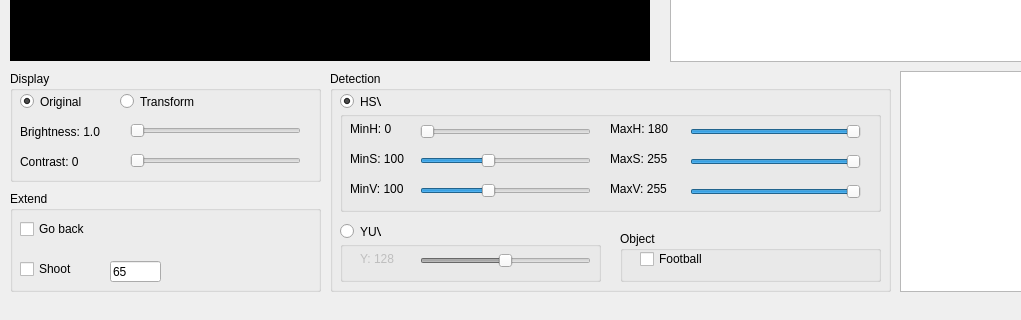
This is QT-ColorSegmentation/VideoArea.ui in LejuRobotics/Aelos-Vision-Demo as Qt 5 draws it before an edit; both pictures show x 0 to 1021 and y 448 to 768 of the 1168 by 768 pixel window. The edited form follows.
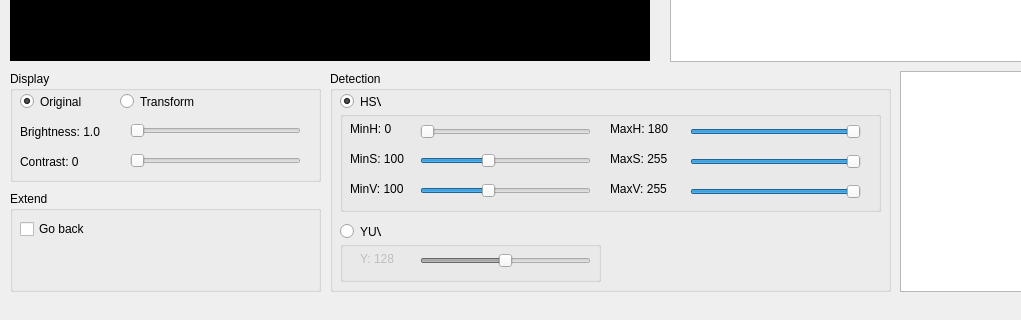
This is the edited form. Custom widgets are drawn as their Qt base class.

```diff
--- a/QT-ColorSegmentation/VideoArea.ui
+++ b/QT-ColorSegmentation/VideoArea.ui
@@ -700,32 +700,6 @@
       </property>
      </widget>
     </widget>
-    <widget class="QGroupBox" name="groupBox_6">
-     <property name="geometry">
-      <rect>
-       <x>290</x>
-       <y>160</y>
-       <width>261</width>
-       <height>51</height>
-      </rect>
-     </property>
-     <property name="title">
-      <string>Object</string>
-     </property>
-     <widget class="QCheckBox" name="football_checkBox">
-      <property name="geometry">
-       <rect>
-        <x>20</x>
-        <y>20</y>
-        <width>71</width>
-        <height>16</height>
-       </rect>
-      </property>
-      <property name="text">
-       <string>Football</string>
-      </property>
-     </widget>
-    </widget>
    </widget>
    <widget class="QTextEdit" name="textEdit">
     <property name="geometry">
@@ -762,32 +736,6 @@
       <string>Go back</string>
      </property>
     </widget>
-    <widget class="QCheckBox" name="shooot_checkBox">
-     <property name="geometry">
-      <rect>
-       <x>10</x>
-       <y>70</y>
-       <width>71</width>
-       <height>16</height>
-      </rect>
-     </property>
-     <property name="text">
-      <string>Shoot</string>
-     </property>
-    </widget>
-    <widget class="QLineEdit" name="football_radius_edit">
-     <property name="geometry">
-      <rect>
-       <x>100</x>
-       <y>70</y>
-       <width>51</width>
-       <height>21</height>
-      </rect>
-     </property>
-     <property name="text">
-      <string>65</string>
-     </property>
-    </widget>
    </widget>
   </widget>
   <widget class="QMenuBar" name="menubar">
```
Left out of the diff: 2 changed lines with no effect on the pictures.
